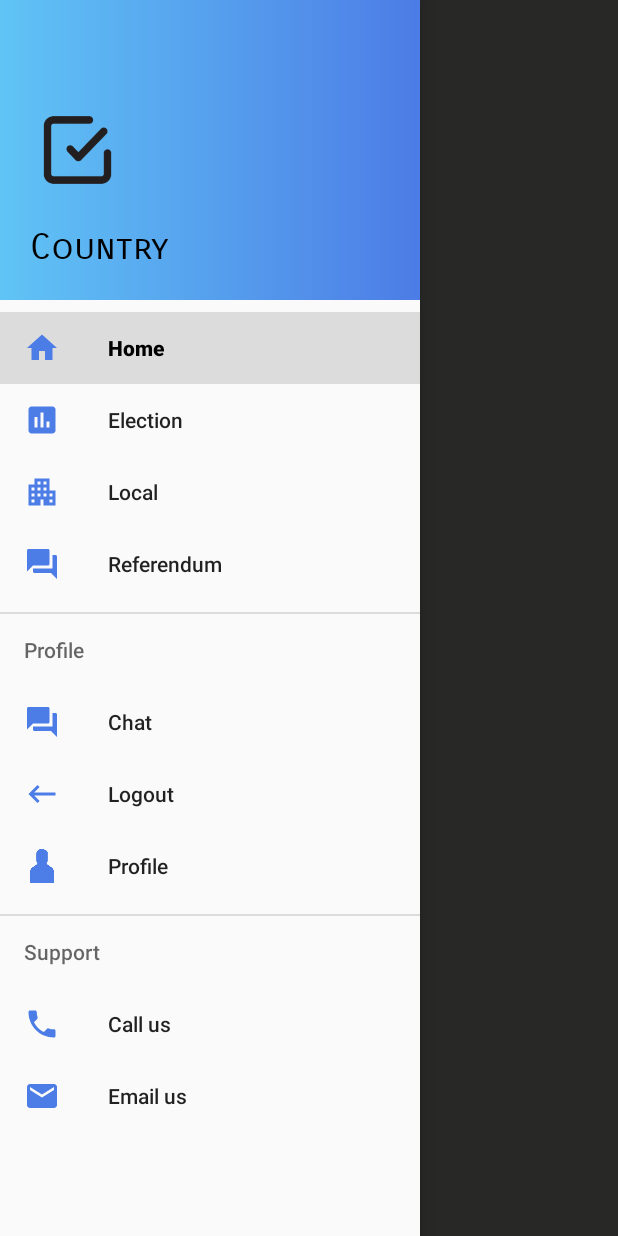
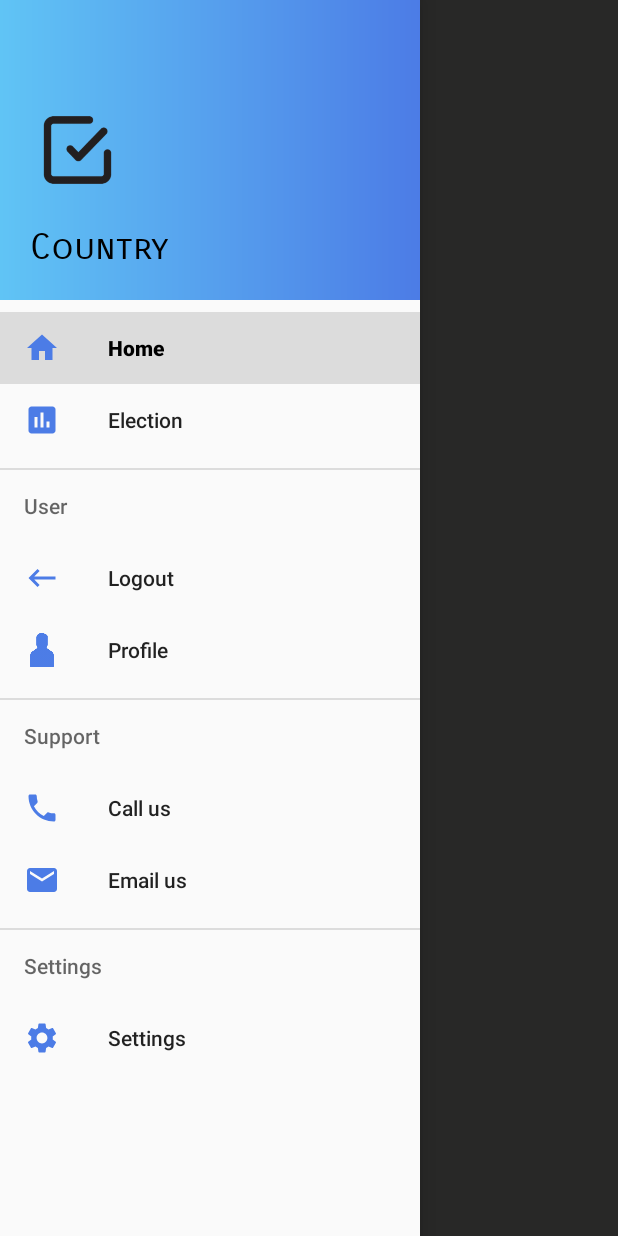
Before and after one commit to tommercoder/CountryZespolowy, an Android app: the screen it shows after launch once a user with an empty profile is signed in (mainmenu), with the side drawer open, on a phone screen of 412 x 824 dp. Run offline under Robolectric (Android 15) with nearby library versions, the phone set to English and light mode, and no system bars; our stand-ins replace Firebase (no records; nobody signed in at launch, a user with empty details on screens opened directly).

Commit message:
[TS] final saves

```diff
--- a/app/src/main/java/com/example/country/mainmenu.java
+++ b/app/src/main/java/com/example/country/mainmenu.java
@@ -36,10 +36,10 @@ public class mainmenu extends AppCompatActivity implements NavigationView.OnNavi
         ////
         //setSupportActionBar(toolbar1);
         ////
-        navigationView.bringToFront();
+        navigationView.bringToFront();//setting drawer to fron of screen
         ActionBarDrawerToggle toggle = new ActionBarDrawerToggle(this, drawerLayout, toolbar1, R.string.navigation_drawer_open, R.string.navigation_drawer_close);//burger button
         drawerLayout.addDrawerListener(toggle);
-        toggle.syncState();
+        toggle.syncState();//turning burger button off after drawer was opened
 
         navigationView.setNavigationItemSelectedListener(this);//clickable buttons
 
@@ -51,7 +51,7 @@ public class mainmenu extends AppCompatActivity implements NavigationView.OnNavi
     }
 
     @Override
-    public void onBackPressed() {
+    public void onBackPressed() {//android back button
 
         if (drawerLayout.isDrawerOpen(GravityCompat.START)) {
             drawerLayout.closeDrawer(GravityCompat.START);//tapping close
@@ -76,15 +76,15 @@ public class mainmenu extends AppCompatActivity implements NavigationView.OnNavi
 
                 startActivity(new Intent(mainmenu.this, election_act.class));
                 break;
-            case R.id.Local_solutions_id:
+            //case R.id.Local_solutions_id:
 
-                break;
-            case R.id.referendum_id:
+                //break;
+           // case R.id.referendum_id:
 
-                break;
-            case R.id.chat_id:
+               // break;
+            //case R.id.chat_id:
 
-                break;
+                //break;
             case R.id.logout_id:
                 FirebaseAuth.getInstance().signOut();
                 //Intent logout = new Intent(mainmenu.this, MainActivity.class);
@@ -101,10 +101,13 @@ public class mainmenu extends AppCompatActivity implements NavigationView.OnNavi
 
 
                 break;
+            case R.id.settingsBtn:
+
+                break;
         }
 
-        drawerLayout.closeDrawer(GravityCompat.START);
+        drawerLayout.closeDrawer(GravityCompat.START);//after pressing closing the drawer
 
-        return false;//выделяет выбраный пункт в менюшке слева
+        return false;//checking what was clicked
     }
 }
--- /dev/null
+++ b/app/src/main/res/drawable/settingsicon.xml
@@ -0,0 +1,5 @@
+<vector android:height="24dp" android:tint="#489AF7"
+    android:viewportHeight="24" android:viewportWidth="24"
+    android:width="24dp" xmlns:android="http://schemas.android.com/apk/res/android">
+    <path android:fillColor="@android:color/white" android:pathData="M19.14,12.94c0.04,-0.3 0.06,-0.61 0.06,-0.94c0,-0.32 -0.02,-0.64 -0.07,-0.94l2.03,-1.58c0.18,-0.14 0.23,-0.41 0.12,-0.61l-1.92,-3.32c-0.12,-0.22 -0.37,-0.29 -0.59,-0.22l-2.39,0.96c-0.5,-0.38 -1.03,-0.7 -1.62,-0.94L14.4,2.81c-0.04,-0.24 -0.24,-0.41 -0.48,-0.41h-3.84c-0.24,0 -0.43,0.17 -0.47,0.41L9.25,5.35C8.66,5.59 8.12,5.92 7.63,6.29L5.24,5.33c-0.22,-0.08 -0.47,0 -0.59,0.22L2.74,8.87C2.62,9.08 2.66,9.34 2.86,9.48l2.03,1.58C4.84,11.36 4.8,11.69 4.8,12s0.02,0.64 0.07,0.94l-2.03,1.58c-0.18,0.14 -0.23,0.41 -0.12,0.61l1.92,3.32c0.12,0.22 0.37,0.29 0.59,0.22l2.39,-0.96c0.5,0.38 1.03,0.7 1.62,0.94l0.36,2.54c0.05,0.24 0.24,0.41 0.48,0.41h3.84c0.24,0 0.44,-0.17 0.47,-0.41l0.36,-2.54c0.59,-0.24 1.13,-0.56 1.62,-0.94l2.39,0.96c0.22,0.08 0.47,0 0.59,-0.22l1.92,-3.32c0.12,-0.22 0.07,-0.47 -0.12,-0.61L19.14,12.94zM12,15.6c-1.98,0 -3.6,-1.62 -3.6,-3.6s1.62,-3.6 3.6,-3.6s3.6,1.62 3.6,3.6S13.98,15.6 12,15.6z"/>
+</vector>
--- a/app/src/main/res/layout/mainmenu_act.xml
+++ b/app/src/main/res/layout/mainmenu_act.xml
@@ -8,6 +8,7 @@
     android:layout_height="match_parent"
     tools:context=".mainmenu"
     android:fitsSystemWindows="true"
+    tools:openDrawer="start"
 
     tools:ignore="MissingClass">
 //navigation bar design
@@ -18,8 +19,8 @@
         app:headerLayout="@layout/header"
         app:menu="@menu/burger_res"
         android:layout_gravity="start"
-        app:itemIconTint="@color/blue"
-        />
+        app:itemIconTint="@color/blue"/> <!--icon colors changed-->
+
 
     <androidx.appcompat.widget.Toolbar
 
--- a/app/src/main/res/menu-v26/burger_res.xml
+++ b/app/src/main/res/menu-v26/burger_res.xml
@@ -1,6 +1,6 @@
 <?xml version="1.0" encoding="utf-8"?>
 <menu xmlns:android="http://schemas.android.com/apk/res/android">
-    <group android:checkableBehavior="single">
+    <group android:checkableBehavior="all">
 
         <item
             android:id="@+id/home_id"
@@ -13,7 +13,7 @@
             android:title="Election"
 
             android:icon="@drawable/chart_icon"/>
-        <item
+        <!--<item
             android:id="@+id/Local_solutions_id"
             android:title="Local"
             android:icon="@drawable/homechoices_icon"/>
@@ -23,17 +23,17 @@
             android:icon="@drawable/referendum_icon"
 
 
-            />
+            />-->
     </group>
         <item
-            android:title="Profile">
+            android:title="User">
 
          <menu>
-             <group android:checkableBehavior="single">
-             <item
+             <group android:checkableBehavior="all">
+             <!--<item
                  android:id="@+id/chat_id"
                  android:title="Chat"
-                 android:icon="@drawable/referendum_icon"/>
+                 android:icon="@drawable/referendum_icon"/>-->
              <item
                  android:id="@+id/logout_id"
                  android:title="Logout"
@@ -51,7 +51,7 @@
     <item android:title="Support">
 
         <menu>
-            <group android:checkableBehavior="single">
+            <group android:checkableBehavior="all">
             <item
                 android:id="@+id/phoneSup_id"
                 android:title="Call us"
@@ -64,7 +64,18 @@
         </menu>
     </item>
 
+    <item android:title="Settings">
 
+        <menu>
+            <group android:checkableBehavior="all">
+                <item
+                    android:id="@+id/settingsBtn"
+                    android:title="Settings"
+                    android:icon="@drawable/settingsicon"/>
+
+            </group>
+        </menu>
+    </item>
 
 
 </menu>
--- a/app/src/main/res/menu/burger_res.xml
+++ b/app/src/main/res/menu/burger_res.xml
@@ -1,6 +1,6 @@
 <?xml version="1.0" encoding="utf-8"?>
 <menu xmlns:android="http://schemas.android.com/apk/res/android">
-    <group android:checkableBehavior="single">
+    <group android:checkableBehavior="all">
 
         <item
             android:id="@+id/home_id"
@@ -13,7 +13,7 @@
             android:title="Election"
 
             android:icon="@drawable/chart_icon"/>
-        <item
+       <!-- <item
             android:id="@+id/Local_solutions_id"
             android:title="Local"
             android:icon="@drawable/homechoices_icon"/>
@@ -23,17 +23,17 @@
             android:icon="@drawable/referendum_icon"
 
 
-            />
+            />-->
     </group>
         <item
-            android:title="Profile">
+            android:title="User">
 
          <menu>
-             <group android:checkableBehavior="single">
-             <item
-                 android:id="@+id/chat_id"
-                 android:title="Chat"
-                 android:icon="@drawable/referendum_icon"/>
+             <group android:checkableBehavior="all">
+                 <!--<item
+                     android:id="@+id/chat_id"
+                     android:title="Chat"
+                     android:icon="@drawable/referendum_icon"/>-->
              <item
                  android:id="@+id/logout_id"
                  android:title="Logout"
@@ -51,7 +51,7 @@
     <item android:title="Support">
 
         <menu>
-            <group android:checkableBehavior="single">
+            <group android:checkableBehavior="all">
             <item
                 android:id="@+id/phoneSup_id"
                 android:title="Call us"
```
Also changed, not shown: 18 other files.
